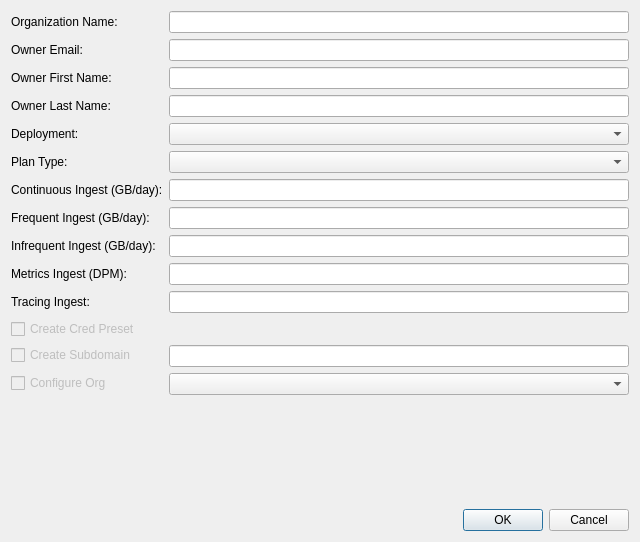
This is data/org_details.ui in SumoLogic/sumologictoolbox as Qt 5 draws it before an edit. The edited form follows.
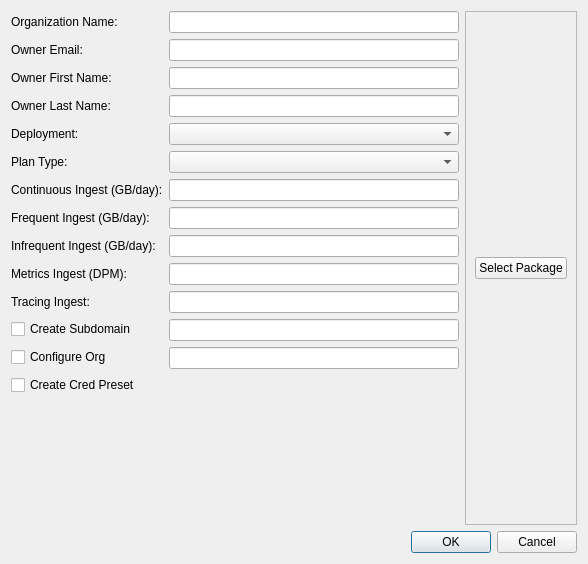
This is the edited form.

Commit message: Fixed Scheduled search copy bug. Also much (incomplete) work on packages.

The edit to the form file:
```diff
--- a/data/org_details.ui
+++ b/data/org_details.ui
@@ -6,18 +6,27 @@
    <rect>
     <x>0</x>
     <y>0</y>
-    <width>640</width>
-    <height>542</height>
+    <width>588</width>
+    <height>564</height>
    </rect>
   </property>
+  <property name="sizePolicy">
+   <sizepolicy hsizetype="Minimum" vsizetype="Preferred">
+    <horstretch>0</horstretch>
+    <verstretch>0</verstretch>
+   </sizepolicy>
+  </property>
   <property name="windowTitle">
    <string>Dialog</string>
   </property>
   <layout class="QVBoxLayout" name="verticalLayout_4">
    <item>
-    <layout class="QHBoxLayout" name="horizontalLayout_4">
+    <layout class="QHBoxLayout" name="horizontalLayout_2">
      <item>
       <layout class="QFormLayout" name="formLayout">
+       <property name="sizeConstraint">
+        <enum>QLayout::SetDefaultConstraint</enum>
+       </property>
        <item row="0" column="0">
         <widget class="QLabel" name="labelOrgName">
          <property name="text">
@@ -47,16 +56,44 @@
         </widget>
        </item>
        <item row="0" column="1">
-        <widget class="QLineEdit" name="lineEditOrgName"/>
+        <widget class="QLineEdit" name="lineEditOrgName">
+         <property name="minimumSize">
+          <size>
+           <width>200</width>
+           <height>0</height>
+          </size>
+         </property>
+        </widget>
        </item>
        <item row="1" column="1">
-        <widget class="QLineEdit" name="lineEditEmail"/>
+        <widget class="QLineEdit" name="lineEditEmail">
+         <property name="minimumSize">
+          <size>
+           <width>200</width>
+           <height>0</height>
+          </size>
+         </property>
+        </widget>
        </item>
        <item row="2" column="1">
-        <widget class="QLineEdit" name="lineEditOwnerFirst"/>
+        <widget class="QLineEdit" name="lineEditOwnerFirst">
+         <property name="minimumSize">
+          <size>
+           <width>200</width>
+           <height>0</height>
+          </size>
+         </property>
+        </widget>
        </item>
        <item row="3" column="1">
-        <widget class="QLineEdit" name="lineEditOwnerLast"/>
+        <widget class="QLineEdit" name="lineEditOwnerLast">
+         <property name="minimumSize">
+          <size>
+           <width>200</width>
+           <height>0</height>
+          </size>
+         </property>
+        </widget>
        </item>
        <item row="4" column="0">
         <widget class="QLabel" name="labelDeployment">
@@ -65,9 +102,6 @@
          </property>
         </widget>
        </item>
-       <item row="4" column="1">
-        <widget class="QComboBox" name="comboBoxDeployment"/>
-       </item>
        <item row="5" column="0">
         <widget class="QLabel" name="labelLicense">
          <property name="text">
@@ -76,7 +110,14 @@
         </widget>
        </item>
        <item row="5" column="1">
-        <widget class="QComboBox" name="comboBoxPlan"/>
+        <widget class="QComboBox" name="comboBoxPlan">
+         <property name="minimumSize">
+          <size>
+           <width>200</width>
+           <height>0</height>
+          </size>
+         </property>
+        </widget>
        </item>
        <item row="6" column="0">
         <widget class="QLabel" name="labelContinuousIngest">
@@ -92,11 +133,15 @@
          </property>
         </widget>
        </item>
-       <item row="6" column="1">
-        <widget class="QLineEdit" name="lineEditContinuousIngest"/>
-       </item>
        <item row="7" column="1">
-        <widget class="QLineEdit" name="lineEditFrequentIngest"/>
+        <widget class="QLineEdit" name="lineEditFrequentIngest">
+         <property name="minimumSize">
+          <size>
+           <width>200</width>
+           <height>0</height>
+          </size>
+         </property>
+        </widget>
        </item>
        <item row="8" column="0">
         <widget class="QLabel" name="labelInfrequentIngest">
@@ -113,10 +158,24 @@
         </widget>
        </item>
        <item row="8" column="1">
-        <widget class="QLineEdit" name="lineEditInfrequentIngest"/>
+        <widget class="QLineEdit" name="lineEditInfrequentIngest">
+         <property name="minimumSize">
+          <size>
+           <width>200</width>
+           <height>0</height>
+          </size>
+         </property>
+        </widget>
        </item>
        <item row="9" column="1">
-        <widget class="QLineEdit" name="lineEditMetricsIngest"/>
+        <widget class="QLineEdit" name="lineEditMetricsIngest">
+         <property name="minimumSize">
+          <size>
+           <width>200</width>
+           <height>0</height>
+          </size>
+         </property>
+        </widget>
        </item>
        <item row="10" column="0">
         <widget class="QLabel" name="labelTracingIngest">
@@ -126,25 +185,19 @@
         </widget>
        </item>
        <item row="10" column="1">
-        <widget class="QLineEdit" name="lineEditTracingIngest"/>
-       </item>
-       <item row="11" column="0">
-        <widget class="QCheckBox" name="checkBoxCreatePreset">
-         <property name="enabled">
-          <bool>false</bool>
-         </property>
-         <property name="text">
-          <string>Create Cred Preset</string>
-         </property>
-         <property name="checked">
-          <bool>false</bool>
+        <widget class="QLineEdit" name="lineEditTracingIngest">
+         <property name="minimumSize">
+          <size>
+           <width>200</width>
+           <height>0</height>
+          </size>
          </property>
         </widget>
        </item>
        <item row="12" column="0">
         <widget class="QCheckBox" name="checkBoxSubdomain">
          <property name="enabled">
-          <bool>false</bool>
+          <bool>true</bool>
          </property>
          <property name="text">
           <string>Create Subdomain</string>
@@ -152,23 +205,106 @@
         </widget>
        </item>
        <item row="12" column="1">
-        <widget class="QLineEdit" name="lineEditSubdomain"/>
+        <widget class="QLineEdit" name="lineEditSubdomain">
+         <property name="minimumSize">
+          <size>
+           <width>200</width>
+           <height>0</height>
+          </size>
+         </property>
+        </widget>
        </item>
-       <item row="13" column="0">
+       <item row="14" column="0">
         <widget class="QCheckBox" name="checkBoxConfigureOrg">
          <property name="enabled">
-          <bool>false</bool>
+          <bool>true</bool>
          </property>
          <property name="text">
           <string>Configure Org</string>
          </property>
         </widget>
        </item>
-       <item row="13" column="1">
-        <widget class="QComboBox" name="comboBoxConfigPackage"/>
+       <item row="6" column="1">
+        <widget class="QLineEdit" name="lineEditContinuousIngest">
+         <property name="minimumSize">
+          <size>
+           <width>200</width>
+           <height>0</height>
+          </size>
+         </property>
+        </widget>
+       </item>
+       <item row="14" column="1">
+        <widget class="QLineEdit" name="lineEditConfigureOrg">
+         <property name="minimumSize">
+          <size>
+           <width>200</width>
+           <height>0</height>
+          </size>
+         </property>
+         <property name="readOnly">
+          <bool>true</bool>
+         </property>
+        </widget>
+       </item>
+       <item row="15" column="0">
+        <widget class="QCheckBox" name="checkBoxCreatePreset">
+         <property name="enabled">
+          <bool>true</bool>
+         </property>
+         <property name="text">
+          <string>Create Cred Preset</string>
+         </property>
+         <property name="checked">
+          <bool>false</bool>
+         </property>
+        </widget>
+       </item>
+       <item row="4" column="1">
+        <widget class="QComboBox" name="comboBoxDeployment">
+         <property name="minimumSize">
+          <size>
+           <width>200</width>
+           <height>0</height>
+          </size>
+         </property>
+         <property name="insertPolicy">
+          <enum>QComboBox::InsertAlphabetically</enum>
+         </property>
+        </widget>
        </item>
       </layout>
      </item>
+     <item>
+      <widget class="QFrame" name="frameSelector">
+       <property name="frameShape">
+        <enum>QFrame::StyledPanel</enum>
+       </property>
+       <property name="frameShadow">
+        <enum>QFrame::Raised</enum>
+       </property>
+       <property name="lineWidth">
+        <number>3</number>
+       </property>
+       <layout class="QVBoxLayout" name="verticalLayout_5">
+        <item>
+         <layout class="QVBoxLayout" name="verticalLayoutSelector">
+          <item>
+           <layout class="QHBoxLayout" name="horizontalLayout">
+            <item>
+             <widget class="QPushButton" name="pushButtonSelectPackage">
+              <property name="text">
+               <string>Select Package</string>
+              </property>
+             </widget>
+            </item>
+           </layout>
+          </item>
+         </layout>
+        </item>
+       </layout>
+      </widget>
+     </item>
     </layout>
    </item>
    <item>
```
Left out of the diff: 16 changed lines with no effect on the pictures. The commit also changes 32 other files.
